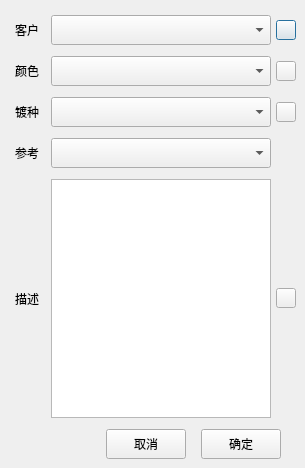
Qt form Qt/ERP/dialognewmateriel.ui (superp2017/NTERP) before a commit.
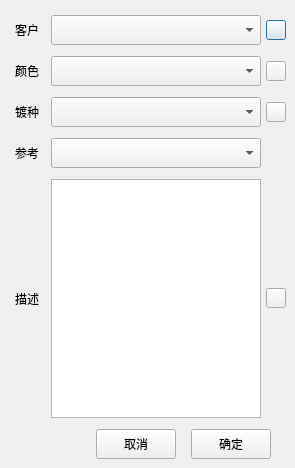
The same form after that commit. Icons and pictures are not drawn.

What changed in the file:
```diff
--- a/Qt/ERP/dialognewmateriel.ui
+++ b/Qt/ERP/dialognewmateriel.ui
@@ -6,7 +6,7 @@
    <rect>
     <x>0</x>
     <y>0</y>
-    <width>305</width>
+    <width>295</width>
     <height>468</height>
    </rect>
   </property>
```
